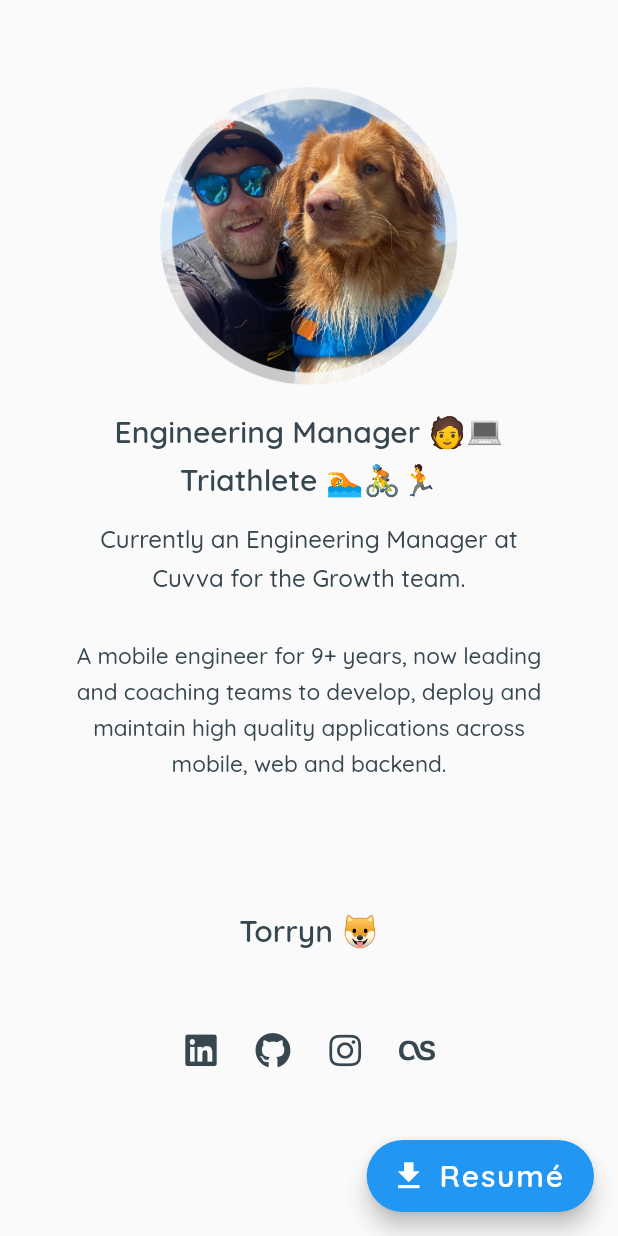
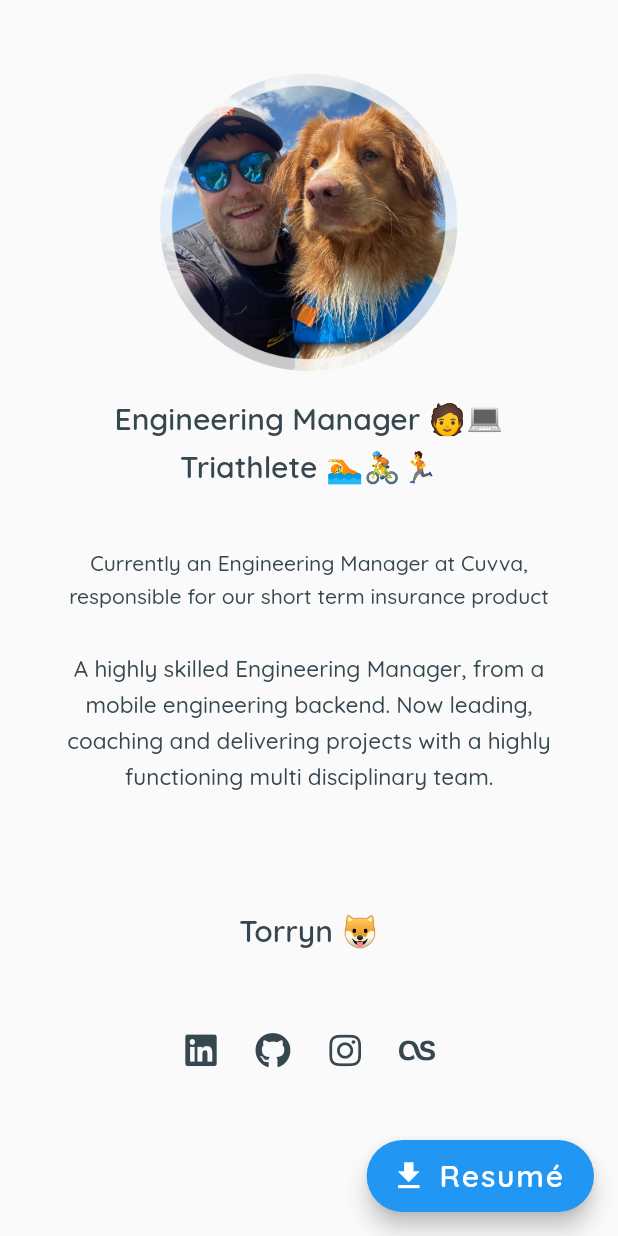
Before and after one commit to brittonjg/britton.app, a Flutter app: the screen it shows after launch, on a phone screen of 412 x 824 dp. Run offline on Flutter 3.47's test engine with Material 2 defaults, Android fonts, the phone set to English and light mode, and no system bars; drawn by our look-alikes of auto_size_text; our stand-ins replace font_awesome_flutter, google_fonts, url_launcher_web.

Commit message:
Overdue update (#100)

```diff
--- a/lib/main.dart
+++ b/lib/main.dart
@@ -16,7 +16,7 @@ class MyApp extends StatelessWidget {
   @override
   Widget build(BuildContext context) {
     return MaterialApp(
-      title: 'James\' Portfolio',
+      title: 'EM James',
       theme: ThemeData(
           // This is the theme of your application.
           //
@@ -32,7 +32,7 @@ class MyApp extends StatelessWidget {
             Theme.of(context).textTheme,
           ),
           disabledColor: Color.fromRGBO(55, 71, 79, 1)),
-      home: MyHomePage(title: 'Britton Portfolio'),
+      home: MyHomePage(title: 'EM James'),
     );
   }
 }
@@ -57,7 +57,7 @@ class MyHomePage extends StatefulWidget {
 
 class _MyHomePageState extends State<MyHomePage> {
   static const URL_RESUME =
-      'https://drive.google.com/file/d/1XEjVwmp4MIyX0mQTD72hMKk1WmrTArZm/view?usp=sharing';
+      'https://drive.google.com/file/d/1Qtw5ZT1Z_u4j1GSby_FOabVeh_WVPF3Y/view?usp=sharing';
   static const URL_INSTA_TORRYN = 'https://www.instagram.com/torryn_toller';
   static const URL_INSTA_ME = 'https://www.instagram.com/britton.jg/';
   static const URL_LINKEDIN = 'https://www.linkedin.com/in/jgbritton/';
@@ -167,12 +167,13 @@ class _MyHomePageState extends State<MyHomePage> {
           padding: EdgeInsets.all(PADDING),
           child: Column(
             children: [
+              createMainText('', 1), // Space between text
               createMainText(
-                  'Currently an Engineering Manager at Cuvva for the Growth team.',
+                  'Currently an Engineering Manager at Cuvva, responsible for our short term insurance product',
                   2),
               createMainText('', 1), // Space between text
               createMainText(
-                  'A mobile engineer for 9+ years, now leading and coaching teams to develop, deploy and maintain high quality applications across mobile, web and backend.',
+                  'A highly skilled Engineering Manager, from a mobile engineering backend. Now leading, coaching and delivering projects with a highly functioning multi disciplinary team.',
                   4)
             ],
           )),
```
Also changed, not shown: package-lock.json, 1 other file.
